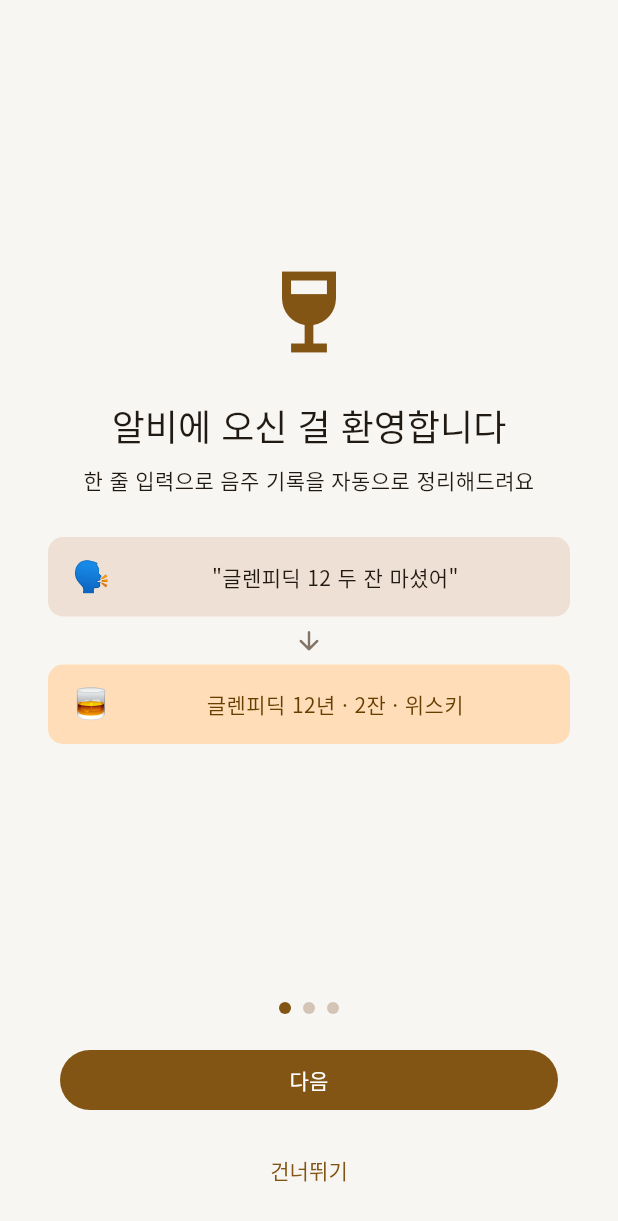
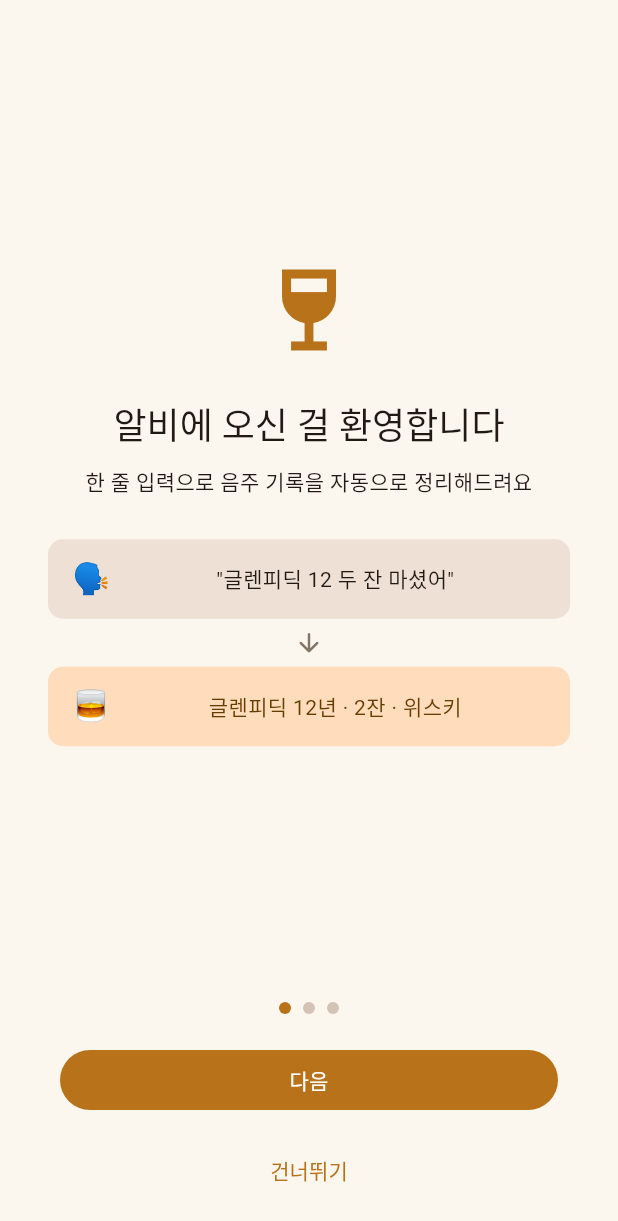
Before and after one commit to Roast-Fried/Albie, a Flutter app: the screen it shows after launch, on a phone screen of 412 x 824 dp. Shown: the top 1221 px of the screen. Run offline on Flutter 3.47's test engine with Material 3 defaults, Android fonts, the phone set to English and light mode, and no system bars; our stand-ins replace cross_file, dio, fl_chart, flutter_riverpod, flutter_secure_storage, image_picker and 3 more; accounts and stored records are empty; Roboto replaces fonts that are missing (Pretendard).

Commit message:
feat: 위스키 컨셉 디자인 — Pretendard + 짐빔(light)/아란 마크리무어 CS(dark)
폰트:
- NotoSansKR (단일 ttf, 10MB) → Pretendard 4 weight otf (총 6MB, ~40% 절감).
- Regular/Medium/SemiBold/Bold weight 등록. fontFamily 'Pretendard' 글로벌 적용.

컬러 팔레트 (위스키 컨셉):
- Light = 짐빔 (Jim Beam) 버번:
  * primary  #B8731A (Jim Beam Amber, deep amber gold)
  * secondary #5C3A1E (Oak Brown, barrel)
  * surface  #FBF6EE (Cream)
- Dark = 아란 마크리무어 캐스크 스트렝스 (Arran Machrie Moor CS):
  * primary  #E0A857 (Cask Gold, burnished)
  * surface  #1F1812 (Peat Smoke)
  * scaffold #15110D (Peat Black)

ColorScheme.fromSeed + copyWith 패턴 (Material 3 표준).
appBar/card/inputDecoration/bottomNav theme 각각 light/dark 별 명시.

Codex audit Finding fix:
- (4) light cream(#FBF6EE) vs white card 대비 1.08:1 (AA FAIL) → cardTheme 에
  outlineVariant border (0.5px) 추가하여 카드 경계 시각 분리.
- (6.3) star_rating active 색 Colors.amber.shade600 → colorScheme.primary —
  light=Jim Beam amber / dark=Arran cask gold 일관 적용.
- (6.1) archive ShaderMask 의 Colors.black 은 dstIn blendMode 의 alpha mask 라
  실제 색 영향 없음 — skip.
- (6.2) stats chart label Colors.black87 은 pastel pie 위 AA contrast 의도된
  선택 (코멘트 명시) — 유지.

theme_capture_test 신규 (light/dark 각 3 PNG):
- SharedPreferences mock 으로 themeMode 강제 (helper.setOnboardingAndTheme).
- 시각 검증 hex 확인: AppBar #1F1812, Card #201B13 (peat smoke 정확).

호환: AppTheme.kAlbiAmber 기존 참조처는 Jim Beam amber 로 alias.

검증: flutter analyze 0 issues + flutter test --exclude-tags golden 109/109.
WCAG: dark peat(#15110D) vs cask gold(#E0A857) = 8.86:1 ✅ AA 충분.
APK 영향: 폰트 자산 ~4MB 절감.

```diff
--- a/lib/core/theme/app_theme.dart
+++ b/lib/core/theme/app_theme.dart
@@ -1,28 +1,67 @@
 import 'package:flutter/material.dart';
 
+/// 알비 테마 — 위스키 컨셉.
+///
+/// **Light**: 짐빔 (Jim Beam) — 버번 위스키의 황금 앰버 + 따뜻한 크림 배경.
+/// **Dark**: 아란 마크리무어 캐스크 스트렝스 (Arran Machrie Moor CS) — 피트 + 셰리
+/// 캐스크의 진한 황금 + 피트 블랙 배경.
+///
+/// 폰트: Pretendard (한국어/라틴 모두 자연스러운 가독성).
 class AppTheme {
   AppTheme._();
 
-  /// 알비 브랜드 색상 — 따뜻한 앰버(Amber) 계열.
-  /// Material 3 colorSchemeSeed 로 사용되어 전체 ColorScheme 이 자동 생성됩니다.
-  static const Color kAlbiAmber = Color(0xFFD4870A);
+  // --- Jim Beam (Light) ---
+  /// 짐빔 버번의 액체 색 — deep amber gold. primary seed.
+  static const Color kJimBeamAmber = Color(0xFFB8731A);
 
-  static const _fontFamily = 'NotoSansKR';
+  /// 짐빔 라벨 오크 — secondary/accent.
+  static const Color kOakBrown = Color(0xFF5C3A1E);
 
-  static final light = ThemeData(
+  /// 따뜻한 크림 배경.
+  static const Color kCreamSurface = Color(0xFFFBF6EE);
+
+  // --- Arran Machrie Moor CS (Dark) ---
+  /// 캐스크 스트렝스의 진한 황금 — primary seed (dark).
+  static const Color kArranCaskGold = Color(0xFFE0A857);
+
+  /// 피트 블랙 — scaffold.
+  static const Color kPeatBlack = Color(0xFF15110D);
+
+  /// 피트 스모크 — surface.
+  static const Color kPeatSmoke = Color(0xFF1F1812);
+
+  static const _fontFamily = 'Pretendard';
+
+  static ThemeData get light {
+    final scheme = ColorScheme.fromSeed(
+      seedColor: kJimBeamAmber,
+      brightness: Brightness.light,
+    ).copyWith(
+      primary: kJimBeamAmber,
+      secondary: kOakBrown,
+      surface: kCreamSurface,
+    );
+
+    return ThemeData(
       useMaterial3: true,
-    colorSchemeSeed: kAlbiAmber,
-    brightness: Brightness.light,
+      colorScheme: scheme,
       fontFamily: _fontFamily,
-    scaffoldBackgroundColor: const Color(0xFFF8F6F3),
+      scaffoldBackgroundColor: kCreamSurface,
       appBarTheme: const AppBarTheme(
         centerTitle: false,
         elevation: 0,
         scrolledUnderElevation: 0.5,
+        backgroundColor: kCreamSurface,
       ),
+      // 2026-05-27 Codex audit Finding 4: cream 배경 (#FBF6EE) 와 white card 의
+      // 대비 1.08:1 — 카드 경계 색만으로 거의 구분 불가. outlineVariant border
+      // 추가로 카드 경계 시각 분리.
       cardTheme: CardThemeData(
         elevation: 0,
-      shape: RoundedRectangleBorder(borderRadius: BorderRadius.circular(12)),
+        shape: RoundedRectangleBorder(
+          borderRadius: BorderRadius.circular(12),
+          side: BorderSide(color: scheme.outlineVariant, width: 0.5),
+        ),
         color: Colors.white,
       ),
       inputDecorationTheme: InputDecorationTheme(
@@ -32,38 +71,61 @@
           borderRadius: BorderRadius.circular(12),
           borderSide: BorderSide.none,
         ),
-      contentPadding: const EdgeInsets.symmetric(horizontal: 16, vertical: 14),
+        contentPadding:
+            const EdgeInsets.symmetric(horizontal: 16, vertical: 14),
       ),
       bottomNavigationBarTheme: const BottomNavigationBarThemeData(
         type: BottomNavigationBarType.fixed,
-      selectedItemColor: kAlbiAmber,
+        backgroundColor: Colors.white,
+        selectedItemColor: kJimBeamAmber,
       ),
     );
+  }
 
-  static final dark = ThemeData(
+  static ThemeData get dark {
+    final scheme = ColorScheme.fromSeed(
+      seedColor: kArranCaskGold,
+      brightness: Brightness.dark,
+    ).copyWith(
+      primary: kArranCaskGold,
+      surface: kPeatSmoke,
+    );
+
+    return ThemeData(
       useMaterial3: true,
-    colorSchemeSeed: kAlbiAmber,
-    brightness: Brightness.dark,
+      colorScheme: scheme,
       fontFamily: _fontFamily,
+      scaffoldBackgroundColor: kPeatBlack,
       appBarTheme: const AppBarTheme(
         centerTitle: false,
         elevation: 0,
         scrolledUnderElevation: 0.5,
+        backgroundColor: kPeatBlack,
       ),
       cardTheme: CardThemeData(
         elevation: 0,
         shape: RoundedRectangleBorder(borderRadius: BorderRadius.circular(12)),
+        color: kPeatSmoke,
       ),
       inputDecorationTheme: InputDecorationTheme(
         filled: true,
+        fillColor: kPeatSmoke,
         border: OutlineInputBorder(
           borderRadius: BorderRadius.circular(12),
           borderSide: BorderSide.none,
         ),
-      contentPadding: const EdgeInsets.symmetric(horizontal: 16, vertical: 14),
+        contentPadding:
+            const EdgeInsets.symmetric(horizontal: 16, vertical: 14),
       ),
       bottomNavigationBarTheme: const BottomNavigationBarThemeData(
         type: BottomNavigationBarType.fixed,
+        backgroundColor: kPeatSmoke,
+        selectedItemColor: kArranCaskGold,
       ),
     );
   }
+
+  /// 기존 코드 호환 — `AppTheme.kAlbiAmber` 참조처 유지.
+  /// Jim Beam 의 amber 가 그 자리에 대응.
+  static const Color kAlbiAmber = kJimBeamAmber;
+}
--- a/lib/views/log/widgets/star_rating.dart
+++ b/lib/views/log/widgets/star_rating.dart
@@ -21,7 +21,9 @@
 
   @override
   Widget build(BuildContext context) {
-    final active = activeColor ?? Colors.amber.shade600;
+    // 2026-05-27 Codex audit Finding 6.3: 위스키 brand primary 와 별개 amber 사용
+    // → theme 우회. light(Jim Beam amber) / dark(Arran cask gold) 와 일관.
+    final active = activeColor ?? Theme.of(context).colorScheme.primary;
     final inactive = inactiveColor ?? Theme.of(context).colorScheme.outlineVariant;
     final interactive = onChanged != null;
 
```
Also changed, not shown: pubspec.yaml (+9 -2 lines), 6 other files. Lines whose indentation alone changed are shown as unchanged.
